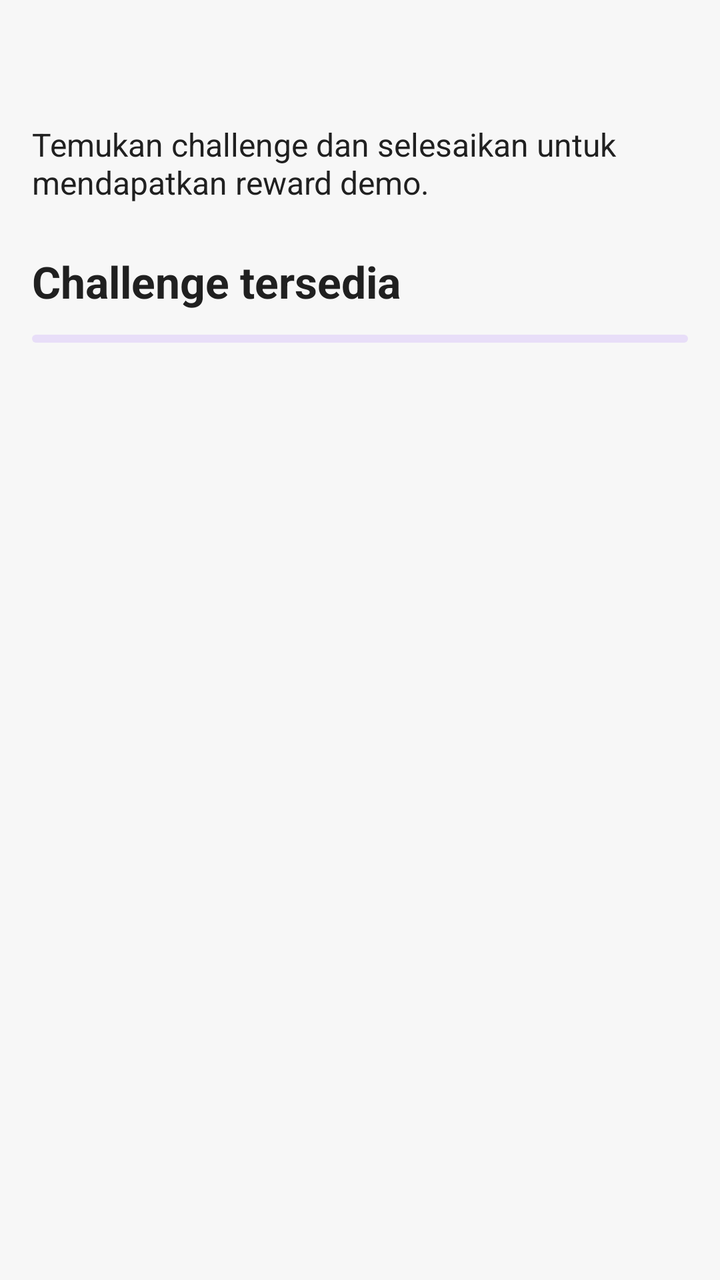
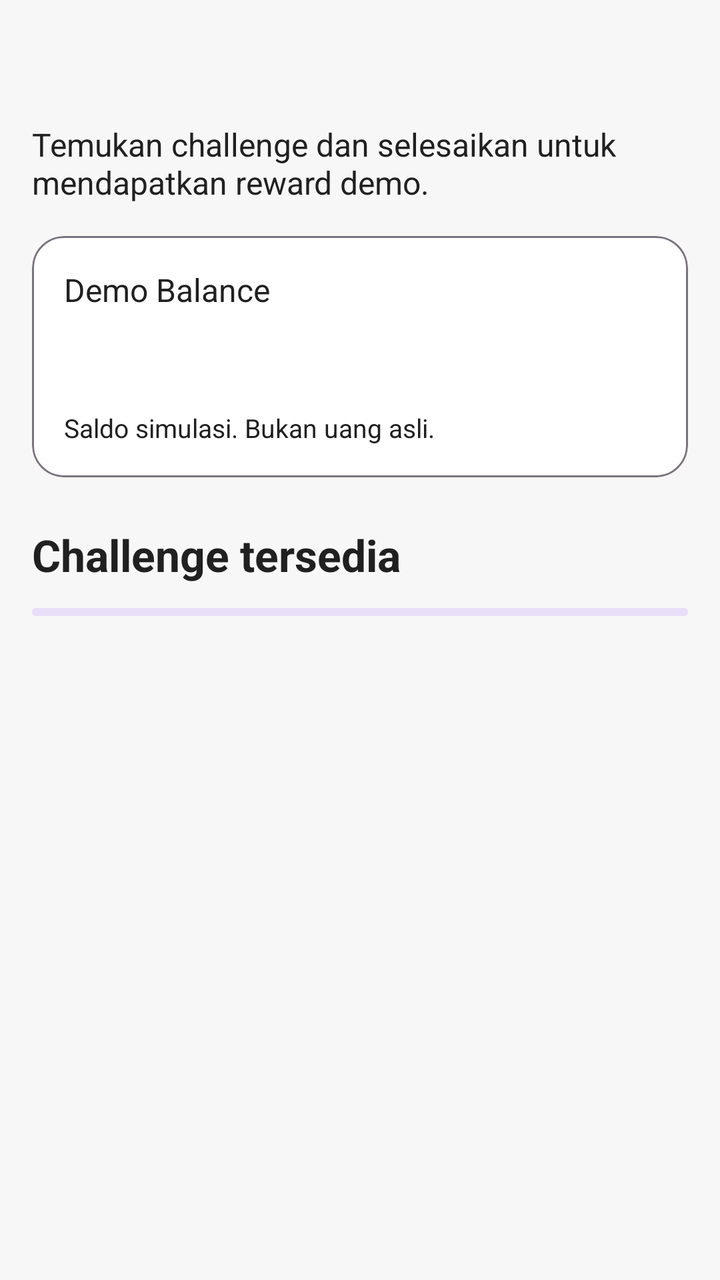

The first picture is an Android layout as it rendered before a commit; the second is the same layout after the commit. The layout source and the unified diff follow.
<!-- AndroidManifest.xml: application theme Theme.Bounty -->
<!-- res/layout/screen_home.xml -->
<?xml version="1.0" encoding="utf-8"?>
<LinearLayout xmlns:android="http://schemas.android.com/apk/res/android"
    android:id="@+id/home_screen" android:layout_width="match_parent"
    android:layout_height="match_parent" android:orientation="vertical"
    android:paddingHorizontal="16dp" android:paddingTop="16dp">
        <com.google.android.material.textview.MaterialTextView
            android:id="@+id/welcome_text" style="@style/BountyHeading" />
        <com.google.android.material.textview.MaterialTextView
            style="@style/BountyBody" android:layout_marginTop="8dp"
            android:text="@string/home_description" />
        <com.google.android.material.textview.MaterialTextView
            style="@style/BountySection" android:layout_marginTop="24dp" android:layout_marginBottom="12dp"
            android:text="@string/available_challenges" />
    <com.google.android.material.progressindicator.LinearProgressIndicator
        android:id="@+id/feed_loading" android:layout_width="match_parent"
        android:layout_height="wrap_content" android:indeterminate="true"
        android:contentDescription="@string/loading_challenges" />
    <com.google.android.material.textview.MaterialTextView
        android:id="@+id/feed_message" style="@style/BountyBody"
        android:layout_marginTop="16dp" android:visibility="gone" />
    <com.google.android.material.button.MaterialButton
        android:id="@+id/feed_retry" style="@style/BountyButton"
        android:text="@string/retry_action" android:visibility="gone" />
    <androidx.recyclerview.widget.RecyclerView
        android:id="@+id/challenge_list" android:layout_width="match_parent"
        android:layout_height="0dp" android:layout_weight="1"
        android:clipToPadding="false" android:paddingBottom="16dp" />
</LinearLayout>
<!-- resources referenced by this layout -->
<resources>
  <string name="available_challenges">Challenge tersedia</string>
  <string name="home_description">Temukan challenge dan selesaikan untuk mendapatkan reward demo.</string>
  <string name="loading_challenges">Memuat challenge</string>
  <string name="retry_action">Coba lagi</string>
  <style name="BountyBody">
          <item name="android:layout_width">match_parent</item>
          <item name="android:layout_height">wrap_content</item>
          <item name="android:textSize">16sp</item>
          <item name="android:textColor">?attr/colorOnSurface</item>
      </style>
  <style name="BountyButton" parent="Widget.Material3.Button">
          <item name="android:layout_width">match_parent</item>
          <item name="android:layout_height">wrap_content</item>
          <item name="android:minHeight">52dp</item>
          <item name="android:textSize">16sp</item>
          <item name="cornerRadius">12dp</item>
      </style>
  <style name="BountyHeading">
          <item name="android:layout_width">match_parent</item>
          <item name="android:layout_height">wrap_content</item>
          <item name="android:textSize">28sp</item>
          <item name="android:textStyle">bold</item>
          <item name="android:textColor">?attr/colorOnSurface</item>
      </style>
  <style name="BountySection" parent="BountyBody">
          <item name="android:textSize">22sp</item>
          <item name="android:textStyle">bold</item>
      </style>
  <style name="Theme.Bounty" parent="Base.Theme.Bounty" />
  <style name="Base.Theme.Bounty" parent="Theme.Material3.DayNight.NoActionBar">
          <item name="colorPrimary">@color/bounty_primary</item>
          <item name="colorOnPrimary">@color/black</item>
          <item name="colorSecondary">@color/bounty_secondary</item>
          <item name="colorOnSecondary">@color/black</item>
          <item name="android:colorBackground">@color/bounty_background</item>
          <item name="colorSurface">@color/bounty_surface</item>
          <item name="colorOnSurface">@color/bounty_text</item>
      </style>
  <color name="bounty_primary">#FF7A00</color>
  <color name="black">#FF000000</color>
  <color name="bounty_secondary">#FFC83D</color>
  <color name="bounty_background">#F7F7F7</color>
  <color name="bounty_surface">#FFFFFF</color>
  <color name="bounty_text">#202020</color>
</resources>

<!-- the commit's change to res/layout/screen_home.xml (unified diff, before → after) -->
@@ -8,6 +8,7 @@
         <com.google.android.material.textview.MaterialTextView
             style="@style/BountyBody" android:layout_marginTop="8dp"
             android:text="@string/home_description" />
+        <include layout="@layout/component_demo_balance" />
         <com.google.android.material.textview.MaterialTextView
             style="@style/BountySection" android:layout_marginTop="24dp" android:layout_marginBottom="12dp"
             android:text="@string/available_challenges" />
@@ -26,3 +27,20 @@
         android:layout_height="0dp" android:layout_weight="1"
         android:clipToPadding="false" android:paddingBottom="16dp" />
 </LinearLayout>
+<!-- res/layout/component_demo_balance.xml (included above) -->
+<?xml version="1.0" encoding="utf-8"?>
+<com.google.android.material.card.MaterialCardView xmlns:android="http://schemas.android.com/apk/res/android"
+    xmlns:app="http://schemas.android.com/apk/res-auto"
+    android:layout_width="match_parent" android:layout_height="wrap_content"
+    android:layout_marginTop="16dp" app:cardCornerRadius="16dp" app:cardElevation="0dp"
+    app:cardBackgroundColor="@color/bounty_surface" app:strokeColor="?attr/colorOutline" app:strokeWidth="1dp">
+    <LinearLayout android:layout_width="match_parent" android:layout_height="wrap_content"
+        android:orientation="vertical" android:padding="16dp">
+        <com.google.android.material.textview.MaterialTextView style="@style/BountyBody"
+            android:text="@string/demo_balance_label" />
+        <com.google.android.material.textview.MaterialTextView style="@style/BountyHeading"
+            android:id="@+id/demo_balance_amount" android:layout_marginTop="4dp" />
+        <com.google.android.material.textview.MaterialTextView style="@style/BountyCaption"
+            android:layout_marginTop="8dp" android:text="@string/demo_balance_note" />
+    </LinearLayout>
+</com.google.android.material.card.MaterialCardView>
<!-- resource entries referenced after the edit -->
@@ -1,6 +1,8 @@
 <!-- resources referenced by this layout -->
 <resources>
   <string name="available_challenges">Challenge tersedia</string>
+  <string name="demo_balance_label">Demo Balance</string>
+  <string name="demo_balance_note">Saldo simulasi. Bukan uang asli.</string>
   <string name="home_description">Temukan challenge dan selesaikan untuk mendapatkan reward demo.</string>
   <string name="loading_challenges">Memuat challenge</string>
   <string name="retry_action">Coba lagi</string>
@@ -16,6 +18,9 @@
           <item name="android:minHeight">52dp</item>
           <item name="android:textSize">16sp</item>
           <item name="cornerRadius">12dp</item>
+      </style>
+  <style name="BountyCaption" parent="BountyBody">
+          <item name="android:textSize">13sp</item>
       </style>
   <style name="BountyHeading">
           <item name="android:layout_width">match_parent</item>
